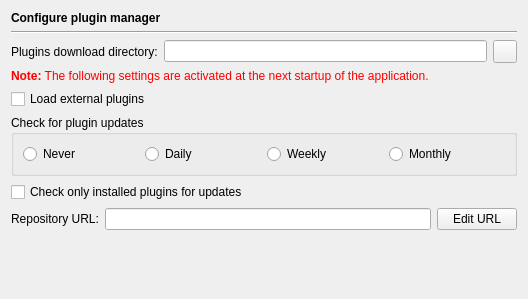
Above: Preferences/ConfigurationPages/PluginManagerPage.ui from testmana2/test before the change. Below: the same form after it.
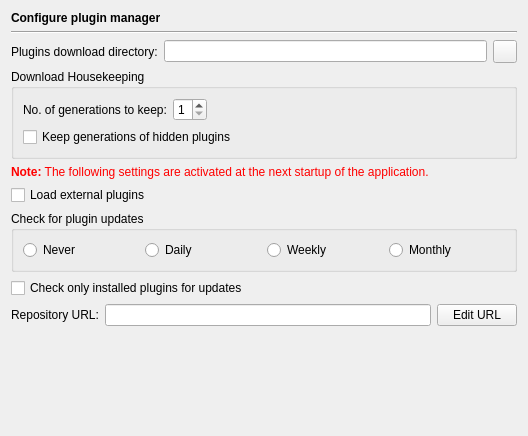
That is the form after the change.

Commit message: Extended the plugin repository dialog to allow to hide unwanted entries and cleanup the plugin downloads area.

```diff
--- a/Preferences/ConfigurationPages/PluginManagerPage.ui
+++ b/Preferences/ConfigurationPages/PluginManagerPage.ui
@@ -7,7 +7,7 @@
     <x>0</x>
     <y>0</y>
     <width>528</width>
-    <height>299</height>
+    <height>436</height>
    </rect>
   </property>
   <layout class="QVBoxLayout" name="verticalLayout">
@@ -56,6 +56,58 @@
      </item>
     </layout>
    </item>
+   <item>
+    <widget class="QGroupBox" name="groupBox">
+     <property name="title">
+      <string>Download Housekeeping</string>
+     </property>
+     <layout class="QGridLayout" name="gridLayout">
+      <item row="0" column="0">
+       <widget class="QLabel" name="label_2">
+        <property name="text">
+         <string>No. of generations to keep:</string>
+        </property>
+       </widget>
+      </item>
+      <item row="0" column="1">
+       <widget class="QSpinBox" name="generationsSpinBox">
+        <property name="toolTip">
+         <string>Enter the number of generations to keep for each plugin</string>
+        </property>
+        <property name="minimum">
+         <number>1</number>
+        </property>
+        <property name="maximum">
+         <number>9</number>
+        </property>
+       </widget>
+      </item>
+      <item row="0" column="2">
+       <spacer name="horizontalSpacer">
+        <property name="orientation">
+         <enum>Qt::Horizontal</enum>
+        </property>
+        <property name="sizeHint" stdset="0">
+         <size>
+          <width>252</width>
+          <height>20</height>
+         </size>
+        </property>
+       </spacer>
+      </item>
+      <item row="1" column="0" colspan="3">
+       <widget class="QCheckBox" name="keepHiddenCheckBox">
+        <property name="toolTip">
+         <string>Select to keep generations of hidden plugins</string>
+        </property>
+        <property name="text">
+         <string>Keep generations of hidden plugins</string>
+        </property>
+       </widget>
+      </item>
+     </layout>
+    </widget>
+   </item>
    <item>
     <widget class="QLabel" name="TextLabel1_2_2_2_3">
      <property name="text">
```
Left out of the diff: 4 changed lines with no effect on the pictures. The commit also changes 22 other files.
